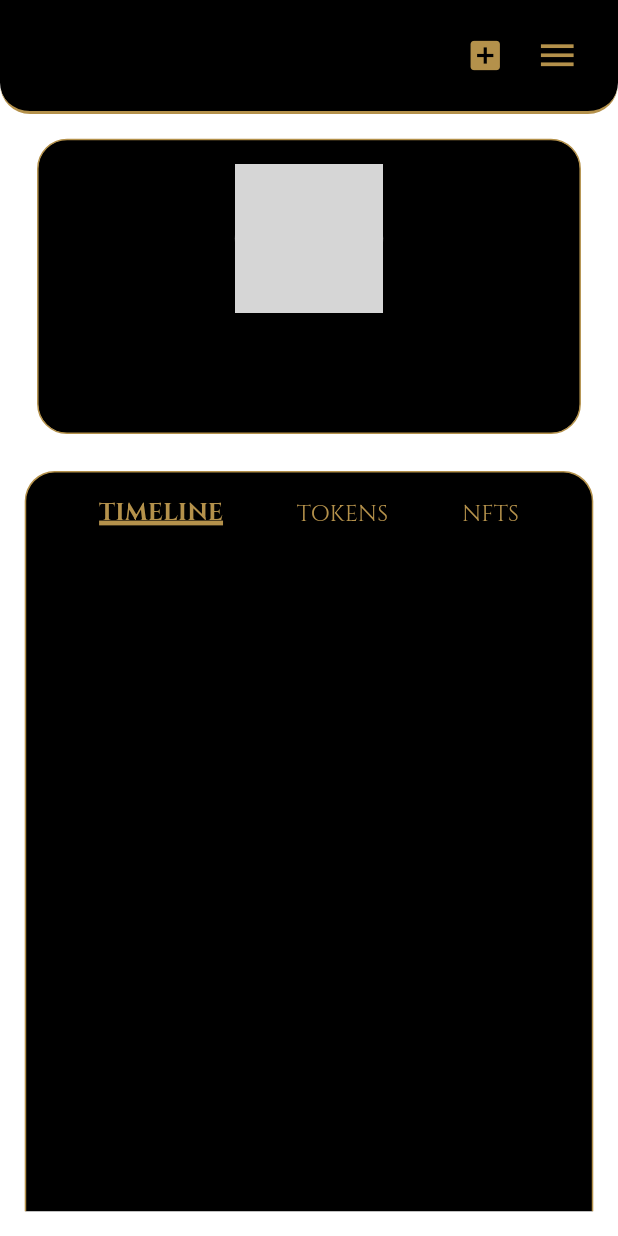
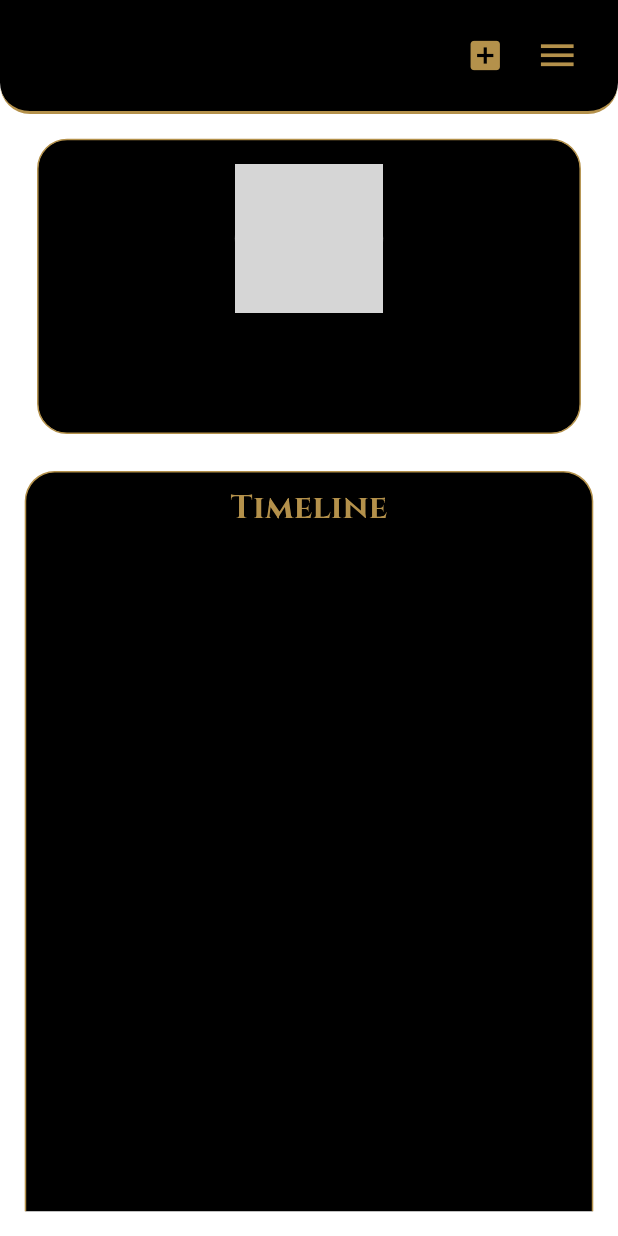
Before and after one commit to M4dhav/blackrock_go, a Flutter app: the ProfilePage screen opened directly, on a phone screen of 412 x 824 dp. Run offline on Flutter 3.47's test engine with Material 3 defaults, Android fonts, the phone set to English and light mode, and no system bars; drawn by our look-alikes of buttons_tabbar; our stand-ins replace animated_bottom_navigation_bar, animated_toggle_switch, cached_network_image, flutter_dotenv, geolocator, get and 8 more; missing offline and left inert: mapbox_maps_flutter, vs_story_designer; accounts and stored records are empty; grey boxes are pictures that could not be loaded.

Commit message:
feat: remove NFT and Inscription tabs

```diff
--- a/lib/controllers/event_controller.dart
+++ b/lib/controllers/event_controller.dart
@@ -1,7 +1,5 @@
 import 'package:blackrock_go/models/event_model.dart';
-import 'package:blackrock_go/models/user_model.dart';
 import 'package:get/get.dart';
-import 'package:latlong2/latlong.dart';
 
 class EventController extends GetxController {
   final List<EventModel> events = [];
--- a/lib/controllers/timeline_post_controller.dart
+++ b/lib/controllers/timeline_post_controller.dart
@@ -1,5 +1,4 @@
 import 'dart:developer';
-import 'dart:typed_data';
 import 'package:blackrock_go/models/timeline_post_model.dart';
 import 'package:get/get.dart';
 import 'package:image_picker/image_picker.dart';
--- a/lib/main.dart
+++ b/lib/main.dart
@@ -156,6 +156,7 @@ class MyApp extends StatelessWidget {
                       timelineController.addPostToTimeline(uri);
                       context.pop();
                     },
+                    // onDoneButtonStyle: Icon(Icons.done),
                     mediaPath: state.extra as String,
                     middleBottomWidget: Container(),
                     centerText: '')),
--- a/lib/models/event_model.dart
+++ b/lib/models/event_model.dart
@@ -1,5 +1,3 @@
-import 'package:blackrock_go/models/user_model.dart';
-import 'package:latlong2/latlong.dart';
 
 class EventModel {
   final String imageUrl;
--- a/lib/views/screens/event_details_screen.dart
+++ b/lib/views/screens/event_details_screen.dart
@@ -1,5 +1,4 @@
 import 'package:blackrock_go/models/event_model.dart';
-import 'package:blackrock_go/models/user_model.dart';
 import 'package:blackrock_go/views/widgets/location_time_widget.dart';
 import 'package:cached_network_image/cached_network_image.dart';
 import 'package:flutter/material.dart';
--- a/lib/views/screens/profile_screen.dart
+++ b/lib/views/screens/profile_screen.dart
@@ -123,6 +123,7 @@ class _ProfilePageState extends State<ProfilePage> {
         body: Padding(
           padding: EdgeInsets.all(2.h),
           child: Container(
+            padding: EdgeInsets.all(8),
             decoration: const BoxDecoration(
               color: Colors.black,
               border: Border(
@@ -135,40 +136,19 @@ class _ProfilePageState extends State<ProfilePage> {
                 topRight: Radius.circular(20),
               ),
             ),
-            child: DefaultTabController(
-              length: 3,
             child: Column(
               children: [
-                  ButtonsTabBar(
-                    backgroundColor: Colors.transparent,
-                    unselectedBackgroundColor: Colors.transparent,
-                    contentPadding:
-                        EdgeInsets.only(top: 1.h, left: 5.w, right: 5.w),
-                    labelStyle: const TextStyle(
+                Text(
+                  'Timeline',
+                  style: TextStyle(
                     fontFamily: 'Cinzel',
                     fontWeight: FontWeight.bold,
                     color: Color(0xffb4914b),
-                      decoration: TextDecoration.underline,
-                      decorationColor: Color(0xffb4914b),
-                      decorationThickness: 4,
-                      fontSize: 16,
+                    fontSize: 22,
                   ),
-                    unselectedLabelStyle: TextStyle(
-                      fontFamily: 'Cinzel',
-                      fontSize: 16.sp,
-                      fontWeight: FontWeight.w100,
-                      color: const Color(0xffb4914b),
-                    ),
-                    tabs: const [
-                      Tab(text: "TIMELINE"),
-                      Tab(text: "TOKENS"),
-                      Tab(text: "NFTS"),
-                    ],
                 ),
                 Expanded(
-                    child: TabBarView(
-                      children: <Widget>[
-                        Obx(
+                  child: Obx(
                     () => ListView.builder(
                       shrinkWrap: true,
                       // reverse: true,
@@ -176,8 +156,8 @@ class _ProfilePageState extends State<ProfilePage> {
                       itemCount: postController.posts.length,
                       itemBuilder: (context, index) {
                         final post = postController.posts[index];
-                              final date = DateTime.fromMillisecondsSinceEpoch(
-                                  post.timestamp);
+                        final date =
+                            DateTime.fromMillisecondsSinceEpoch(post.timestamp);
                         final formattedDate =
                             "${date.day}/${date.month}/${date.year}";
                         return TimelineItem(
@@ -188,63 +168,8 @@ class _ProfilePageState extends State<ProfilePage> {
                       },
                     ),
                   ),
-                        Container(),
-                        Container()
-                        // ListView.builder(
-                        //   itemCount: 0,
-                        //   itemBuilder: (context, index) {
-                        //     final token =
-                        //         controller.runes.values.elementAt(index);
-                        //     return InkWell(
-                        //       onTap: () {
-                        //         context.push('token', extra: token);
-                        //       },
-                        //       child: ListTile(
-                        //         titleTextStyle:
-                        //             const TextStyle(color: Colors.white),
-                        //         title: Text(token['name']),
-                        //         subtitle: Text(
-                        //             "Balance: ${token['balance'] ?? 0} ${token['symbol'] ?? ""}"),
-                        //       ),
-                        //     );
-                        //   },
-                        // ),
-                        // ListView.builder(
-                        //   itemCount: controller.ordinals.length,
-                        //   itemBuilder: (context, index) {
-                        //     final token =
-                        //         controller.ordinals.values.elementAt(index);
-                        //     String type = token['info']['content_type'];
-                        //     if (type.contains('image')) {
-                        //       return Image.network(
-                        //           token['info']['content_url']);
-                        //     } else if (type.contains("text")) {
-                        //       return GestureDetector(
-                        //         onTap: () async {
-                        //           log("tranc a tsrating                         ");
-                        //           await controller
-                        //               .sellerCreateAndStoreTransactionWithBip49(
-                        //             listingId: "jbhkdjcbc",
-                        //             ordinalUtxo: token['utxos'][0],
-                        //             sellerReceiveAddress:
-                        //                 userController.user.walletAddress,
-                        //           );
-                        //         },
-                        //         child: Text(
-                        //           token['info']['contents'],
-                        //           textAlign: TextAlign.center,
-                        //         ),
-                        //       );
-                        //     } else {
-                        //       return Container();
-                        //     }
-                        //   },
-                        // ),
-                      ],
-                    ),
                 ),
               ],
-              ),
             ),
           ),
         ),
--- a/lib/views/widgets/event_widget.dart
+++ b/lib/views/widgets/event_widget.dart
@@ -1,6 +1,5 @@
 import 'package:blackrock_go/models/const_model.dart';
 import 'package:blackrock_go/models/event_model.dart';
-import 'package:blackrock_go/models/user_model.dart';
 import 'package:blackrock_go/views/widgets/location_time_widget.dart';
 import 'package:cached_network_image/cached_network_image.dart';
 import 'package:flutter/material.dart';
--- a/lib/views/widgets/timeline_post_widget.dart
+++ b/lib/views/widgets/timeline_post_widget.dart
@@ -1,6 +1,5 @@
 import 'dart:io';
 
-import 'package:cached_network_image/cached_network_image.dart';
 import 'package:flutter/material.dart';
 import 'package:responsive_sizer/responsive_sizer.dart';
 
```
Lines whose indentation alone changed are shown as unchanged.
